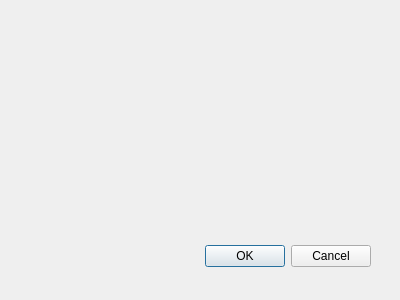
This is addcustomergui.ui in kakeAbdoulaye/qt_Project_Customer as Qt 5 draws it before an edit. The edited form follows.
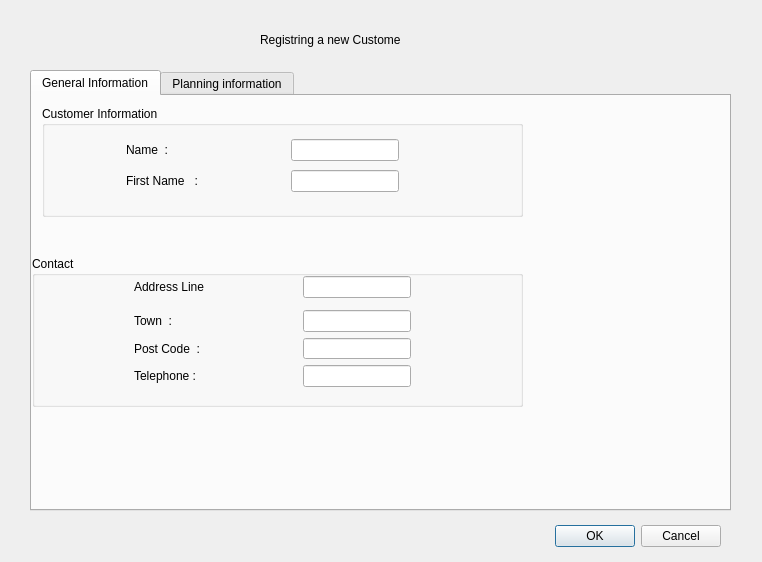
This is the edited form.

Patch:
```diff
--- a/addcustomergui.ui
+++ b/addcustomergui.ui
@@ -3,23 +3,47 @@
  <comment/>
  <exportmacro/>
  <class>AddCustomerGUI</class>
- <widget name="AddCustomerGUI" class="QDialog">
+ <widget class="QDialog" name="AddCustomerGUI">
+  <property name="windowModality">
+   <enum>Qt::WindowModal</enum>
+  </property>
+  <property name="enabled">
+   <bool>true</bool>
+  </property>
   <property name="geometry">
    <rect>
     <x>0</x>
     <y>0</y>
-    <width>400</width>
-    <height>300</height>
+    <width>762</width>
+    <height>562</height>
    </rect>
   </property>
+  <property name="sizePolicy">
+   <sizepolicy hsizetype="Preferred" vsizetype="Ignored">
+    <horstretch>0</horstretch>
+    <verstretch>0</verstretch>
+   </sizepolicy>
+  </property>
+  <property name="focusPolicy">
+   <enum>Qt::StrongFocus</enum>
+  </property>
+  <property name="acceptDrops">
+   <bool>false</bool>
+  </property>
   <property name="windowTitle">
    <string>Dialog</string>
   </property>
-  <widget name="buttonBox" class="QDialogButtonBox">
+  <property name="sizeGripEnabled">
+   <bool>false</bool>
+  </property>
+  <property name="modal">
+   <bool>true</bool>
+  </property>
+  <widget class="QDialogButtonBox" name="buttonBox">
    <property name="geometry">
     <rect>
-     <x>30</x>
-     <y>240</y>
+     <x>380</x>
+     <y>520</y>
      <width>341</width>
      <height>32</height>
     </rect>
@@ -31,6 +55,733 @@
     <set>QDialogButtonBox::Cancel|QDialogButtonBox::Ok</set>
    </property>
   </widget>
+  <widget class="QLabel" name="labelAddCustomer">
+   <property name="geometry">
+    <rect>
+     <x>260</x>
+     <y>30</y>
+     <width>141</width>
+     <height>20</height>
+    </rect>
+   </property>
+   <property name="text">
+    <string>Registring a new Customer</string>
+   </property>
+  </widget>
+  <widget class="QTabWidget" name="tabInformation">
+   <property name="geometry">
+    <rect>
+     <x>30</x>
+     <y>70</y>
+     <width>701</width>
+     <height>441</height>
+    </rect>
+   </property>
+   <property name="autoFillBackground">
+    <bool>true</bool>
+   </property>
+   <property name="tabPosition">
+    <enum>QTabWidget::North</enum>
+   </property>
+   <property name="currentIndex">
+    <number>0</number>
+   </property>
+   <property name="tabBarAutoHide">
+    <bool>false</bool>
+   </property>
+   <widget class="QWidget" name="widgetGeneralInformmation">
+    <attribute name="title">
+     <string>General Information</string>
+    </attribute>
+    <widget class="QGroupBox" name="groupBoxCustomerInformation">
+     <property name="geometry">
+      <rect>
+       <x>10</x>
+       <y>10</y>
+       <width>481</width>
+       <height>111</height>
+      </rect>
+     </property>
+     <property name="title">
+      <string>Customer Information </string>
+     </property>
+     <widget class="QWidget" name="">
+      <property name="geometry">
+       <rect>
+        <x>0</x>
+        <y>30</y>
+        <width>441</width>
+        <height>61</height>
+       </rect>
+      </property>
+      <layout class="QGridLayout" name="gridLayout_19">
+       <item row="0" column="0">
+        <spacer name="horizontalSpacer_87">
+         <property name="orientation">
+          <enum>Qt::Horizontal</enum>
+         </property>
+         <property name="sizeHint" stdset="0">
+          <size>
+           <width>40</width>
+           <height>20</height>
+          </size>
+         </property>
+        </spacer>
+       </item>
+       <item row="0" column="1">
+        <widget class="QLabel" name="labelName">
+         <property name="text">
+          <string>Name  :</string>
+         </property>
+         <property name="buddy">
+          <cstring></cstring>
+         </property>
+        </widget>
+       </item>
+       <item row="0" column="2">
+        <spacer name="horizontalSpacer_88">
+         <property name="orientation">
+          <enum>Qt::Horizontal</enum>
+         </property>
+         <property name="sizeHint" stdset="0">
+          <size>
+           <width>40</width>
+           <height>20</height>
+          </size>
+         </property>
+        </spacer>
+       </item>
+       <item row="0" column="3">
+        <widget class="QLineEdit" name="lineEditName">
+         <property name="inputMethodHints">
+          <set>Qt::ImhPreferUppercase|Qt::ImhUppercaseOnly</set>
+         </property>
+         <property name="echoMode">
+          <enum>QLineEdit::Normal</enum>
+         </property>
+        </widget>
+       </item>
+       <item row="0" column="4">
+        <spacer name="horizontalSpacer_89">
+         <property name="orientation">
+          <enum>Qt::Horizontal</enum>
+         </property>
+         <property name="sizeHint" stdset="0">
+          <size>
+           <width>40</width>
+           <height>20</height>
+          </size>
+         </property>
+        </spacer>
+       </item>
+       <item row="1" column="0">
+        <spacer name="horizontalSpacer_84">
+         <property name="orientation">
+          <enum>Qt::Horizontal</enum>
+         </property>
+         <property name="sizeHint" stdset="0">
+          <size>
+           <width>40</width>
+           <height>20</height>
+          </size>
+         </property>
+        </spacer>
+       </item>
+       <item row="1" column="1">
+        <widget class="QLabel" name="labelFistName">
+         <property name="text">
+          <string>First Name   : </string>
+         </property>
+        </widget>
+       </item>
+       <item row="1" column="2">
+        <spacer name="horizontalSpacer_85">
+         <property name="orientation">
+          <enum>Qt::Horizontal</enum>
+         </property>
+         <property name="sizeHint" stdset="0">
+          <size>
+           <width>18</width>
+           <height>20</height>
+          </size>
+         </property>
+        </spacer>
+       </item>
+       <item row="1" column="3">
+        <widget class="QLineEdit" name="lineEditFirstName"/>
+       </item>
+       <item row="1" column="4">
+        <spacer name="horizontalSpacer_86">
+         <property name="orientation">
+          <enum>Qt::Horizontal</enum>
+         </property>
+         <property name="sizeHint" stdset="0">
+          <size>
+           <width>58</width>
+           <height>20</height>
+          </size>
+         </property>
+        </spacer>
+       </item>
+      </layout>
+     </widget>
+    </widget>
+    <widget class="QGroupBox" name="groupBoxContact">
+     <property name="geometry">
+      <rect>
+       <x>0</x>
+       <y>160</y>
+       <width>491</width>
+       <height>151</height>
+      </rect>
+     </property>
+     <property name="title">
+      <string>Contact</string>
+     </property>
+     <widget class="QWidget" name="">
+      <property name="geometry">
+       <rect>
+        <x>10</x>
+        <y>20</y>
+        <width>461</width>
+        <height>111</height>
+       </rect>
+      </property>
+      <layout class="QGridLayout" name="gridLayout_20">
+       <item row="0" column="0" rowspan="2">
+        <spacer name="horizontalSpacer_90">
+         <property name="orientation">
+          <enum>Qt::Horizontal</enum>
+         </property>
+         <property name="sizeHint" stdset="0">
+          <size>
+           <width>40</width>
+           <height>20</height>
+          </size>
+         </property>
+        </spacer>
+       </item>
+       <item row="0" column="1">
+        <widget class="QLabel" name="labelAddress">
+         <property name="text">
+          <string>Address Line</string>
+         </property>
+        </widget>
+       </item>
+       <item row="0" column="2" rowspan="2">
+        <spacer name="horizontalSpacer_94">
+         <property name="orientation">
+          <enum>Qt::Horizontal</enum>
+         </property>
+         <property name="sizeHint" stdset="0">
+          <size>
+           <width>40</width>
+           <height>20</height>
+          </size>
+         </property>
+        </spacer>
+       </item>
+       <item row="0" column="3">
+        <widget class="QLineEdit" name="lineEditAddress"/>
+       </item>
+       <item row="0" column="4">
+        <spacer name="horizontalSpacer_96">
+         <property name="orientation">
+          <enum>Qt::Horizontal</enum>
+         </property>
+         <property name="sizeHint" stdset="0">
+          <size>
+           <width>40</width>
+           <height>20</height>
+          </size>
+         </property>
+        </spacer>
+       </item>
+       <item row="1" column="4" rowspan="2">
+        <spacer name="horizontalSpacer_98">
+         <property name="orientation">
+          <enum>Qt::Horizontal</enum>
+         </property>
+         <property name="sizeHint" stdset="0">
+          <size>
+           <width>40</width>
+           <height>20</height>
+          </size>
+         </property>
+        </spacer>
+       </item>
+       <item row="2" column="0">
+        <spacer name="horizontalSpacer_91">
+         <property name="orientation">
+          <enum>Qt::Horizontal</enum>
+         </property>
+         <property name="sizeHint" stdset="0">
+          <size>
+           <width>40</width>
+           <height>20</height>
+          </size>
+         </property>
+        </spacer>
+       </item>
+       <item row="2" column="1">
+        <widget class="QLabel" name="labelTown">
+         <property name="text">
+          <string>Town  : </string>
+         </property>
+        </widget>
+       </item>
+       <item row="2" column="2">
+        <spacer name="horizontalSpacer_97">
+         <property name="orientation">
+          <enum>Qt::Horizontal</enum>
+         </property>
+         <property name="sizeHint" stdset="0">
+          <size>
+           <width>40</width>
+           <height>20</height>
+          </size>
+         </property>
+        </spacer>
+       </item>
+       <item row="2" column="3">
+        <widget class="QLineEdit" name="lineEditTown"/>
+       </item>
+       <item row="3" column="0">
+        <spacer name="horizontalSpacer_92">
+         <property name="orientation">
+          <enum>Qt::Horizontal</enum>
+         </property>
+         <property name="sizeHint" stdset="0">
+          <size>
+           <width>40</width>
+           <height>20</height>
+          </size>
+         </property>
+        </spacer>
+       </item>
+       <item row="3" column="1">
+        <widget class="QLabel" name="labelPostCode">
+         <property name="text">
+          <string>Post Code  : </string>
+         </property>
+        </widget>
+       </item>
+       <item row="3" column="2">
+        <spacer name="horizontalSpacer_99">
+         <property name="orientation">
+          <enum>Qt::Horizontal</enum>
+         </property>
+         <property name="sizeHint" stdset="0">
+          <size>
+           <width>40</width>
+           <height>20</height>
+          </size>
+         </property>
+        </spacer>
+       </item>
+       <item row="3" column="3">
+        <widget class="QLineEdit" name="lineEditPostCode"/>
+       </item>
+       <item row="3" column="4">
+        <spacer name="horizontalSpacer_95">
+         <property name="orientation">
+          <enum>Qt::Horizontal</enum>
+         </property>
+         <property name="sizeHint" stdset="0">
+          <size>
+           <width>40</width>
+           <height>20</height>
+          </size>
+         </property>
+        </spacer>
+       </item>
+       <item row="4" column="0">
+        <spacer name="horizontalSpacer_93">
+         <property name="orientation">
+          <enum>Qt::Horizontal</enum>
+         </property>
+         <property name="sizeHint" stdset="0">
+          <size>
+           <width>40</width>
+           <height>20</height>
+          </size>
+         </property>
+        </spacer>
+       </item>
+       <item row="4" column="1">
+        <widget class="QLabel" name="labelTelephone">
+         <property name="text">
+          <string>Telephone : </string>
+         </property>
+        </widget>
+       </item>
+       <item row="4" column="2">
+        <spacer name="horizontalSpacer_101">
+         <property name="orientation">
+          <enum>Qt::Horizontal</enum>
+         </property>
+         <property name="sizeHint" stdset="0">
+          <size>
+           <width>40</width>
+           <height>20</height>
+          </size>
+         </property>
+        </spacer>
+       </item>
+       <item row="4" column="3">
+        <widget class="QLineEdit" name="lineEditTelephone"/>
+       </item>
+       <item row="4" column="4">
+        <spacer name="horizontalSpacer_100">
+         <property name="orientation">
+          <enum>Qt::Horizontal</enum>
+         </property>
+         <property name="sizeHint" stdset="0">
+          <size>
+           <width>40</width>
+           <height>20</height>
+          </size>
+         </property>
+        </spacer>
+       </item>
+      </layout>
+     </widget>
+    </widget>
+   </widget>
+   <widget class="QWidget" name="WidgetPlanning">
+    <attribute name="title">
+     <string>Planning information</string>
+    </attribute>
+    <widget class="QGroupBox" name="groupBoxPlanning">
+     <property name="geometry">
+      <rect>
+       <x>20</x>
+       <y>20</y>
+       <width>651</width>
+       <height>381</height>
+      </rect>
+     </property>
+     <property name="title">
+      <string>Planning</string>
+     </property>
+     <widget class="QScrollArea" name="scrollAreaCommentary">
+      <property name="geometry">
+       <rect>
+        <x>190</x>
+        <y>200</y>
+        <width>391</width>
+        <height>161</height>
+       </rect>
+      </property>
+      <property name="widgetResizable">
+       <bool>true</bool>
+      </property>
+      <widget class="QWidget" name="scrollAreaWidgetContents_4">
+       <property name="geometry">
+        <rect>
+         <x>0</x>
+         <y>0</y>
+         <width>389</width>
+         <height>159</height>
+        </rect>
+       </property>
+       <layout class="QGridLayout" name="gridLayout_10">
+        <item row="0" column="0">
+         <widget class="QTextEdit" name="textEditCommentary"/>
+        </item>
+       </layout>
+      </widget>
+     </widget>
+     <widget class="QWidget" name="layoutWidget_10">
+      <property name="geometry">
+       <rect>
+        <x>0</x>
+        <y>20</y>
+        <width>561</width>
+        <height>41</height>
+       </rect>
+      </property>
+      <layout class="QHBoxLayout" name="horizontalLayout_4">
+       <item>
+        <spacer name="horizontalSpacer_35">
+         <property name="orientation">
+          <enum>Qt::Horizontal</enum>
+         </property>
+         <property name="sizeHint" stdset="0">
+          <size>
+           <width>40</width>
+           <height>20</height>
+          </size>
+         </property>
+        </spacer>
+       </item>
+       <item>
+        <widget class="QLabel" name="labelDate">
+         <property name="text">
+          <string>Date  </string>
+         </property>
+        </widget>
+       </item>
+       <item>
+        <spacer name="horizontalSpacer_36">
+         <property name="orientation">
+          <enum>Qt::Horizontal</enum>
+         </property>
+         <property name="sizeHint" stdset="0">
+          <size>
+           <width>38</width>
+           <height>20</height>
+          </size>
+         </property>
+        </spacer>
+       </item>
+       <item>
+        <widget class="QDateEdit" name="dateEditDateRendezVous">
+         <property name="displayFormat">
+          <string>yyyy-MM-dd</string>
+         </property>
+         <property name="calendarPopup">
+          <bool>true</bool>
+         </property>
+        </widget>
+       </item>
+       <item>
+        <spacer name="horizontalSpacer_37">
+         <property name="orientation">
+          <enum>Qt::Horizontal</enum>
+         </property>
+         <property name="sizeHint" stdset="0">
+          <size>
+           <width>58</width>
+           <height>20</height>
+          </size>
+         </property>
+        </spacer>
+       </item>
+       <item>
+        <widget class="QLabel" name="labelDuration">
+         <property name="text">
+          <string>Duration </string>
+         </property>
+        </widget>
+       </item>
+       <item>
+        <spacer name="horizontalSpacer_38">
+         <property name="orientation">
+          <enum>Qt::Horizontal</enum>
+         </property>
+         <property name="sizeHint" stdset="0">
+          <size>
+           <width>48</width>
+           <height>20</height>
+          </size>
+         </property>
+        </spacer>
+       </item>
+       <item>
+        <widget class="QTimeEdit" name="timeEditDuration">
+         <property name="maximumTime">
+          <time>
+           <hour>22</hour>
+           <minute>59</minute>
+           <second>59</second>
+          </time>
+         </property>
+         <property name="displayFormat">
+          <string>HH:mm</string>
+         </property>
+         <property name="time">
+          <time>
+           <hour>1</hour>
+           <minute>0</minute>
+           <second>0</second>
+          </time>
+         </property>
+        </widget>
+       </item>
+       <item>
+        <spacer name="horizontalSpacer_39">
+         <property name="orientation">
+          <enum>Qt::Horizontal</enum>
+         </property>
+         <property name="sizeHint" stdset="0">
+          <size>
+           <width>28</width>
+           <height>20</height>
+          </size>
+         </property>
+        </spacer>
+       </item>
+      </layout>
+     </widget>
+     <widget class="QWidget" name="layoutWidget_12">
+      <property name="geometry">
+       <rect>
+        <x>0</x>
+        <y>160</y>
+        <width>561</width>
+        <height>31</height>
+       </rect>
+      </property>
+      <layout class="QGridLayout" name="gridLayout_12">
+       <item row="0" column="1">
+        <widget class="QLabel" name="labelCommentary">
+         <property name="text">
+          <string>Commentary</string>
+         </property>
+        </widget>
+       </item>
+       <item row="0" column="2">
+        <spacer name="horizontalSpacer_43">
+         <property name="orientation">
+          <enum>Qt::Horizontal</enum>
+         </property>
+         <property name="sizeHint" stdset="0">
+          <size>
+           <width>458</width>
+           <height>20</height>
+          </size>
+         </property>
+        </spacer>
+       </item>
+       <item row="0" column="0">
+        <spacer name="horizontalSpacer_44">
+         <property name="orientation">
+          <enum>Qt::Horizontal</enum>
+         </property>
+         <property name="sizeHint" stdset="0">
+          <size>
+           <width>68</width>
+           <height>20</height>
+          </size>
+         </property>
+        </spacer>
+       </item>
+      </layout>
+     </widget>
+     <widget class="QWidget" name="">
+      <property name="geometry">
+       <rect>
+        <x>1</x>
+        <y>90</y>
+        <width>571</width>
+        <height>31</height>
+       </rect>
+      </property>
+      <layout class="QGridLayout" name="gridLayout_18">
+       <item row="0" column="0">
+        <spacer name="horizontalSpacer_40">
+         <property name="orientation">
+          <enum>Qt::Horizontal</enum>
+         </property>
+         <property name="sizeHint" stdset="0">
+          <size>
+           <width>58</width>
+           <height>20</height>
+          </size>
+         </property>
+        </spacer>
+       </item>
+       <item row="0" column="1">
+        <widget class="QLabel" name="labelPriority">
+         <property name="text">
+          <string>Priority</string>
+         </property>
+         <property name="indent">
+          <number>0</number>
+         </property>
+        </widget>
+       </item>
+       <item row="0" column="2">
+        <spacer name="horizontalSpacer_41">
+         <property name="orientation">
+          <enum>Qt::Horizontal</enum>
+         </property>
+         <property name="sizeHint" stdset="0">
+          <size>
+           <width>40</width>
+           <height>20</height>
+          </size>
+         </property>
+        </spacer>
+       </item>
+       <item row="0" column="3">
+        <widget class="QSpinBox" name="spinBoxPriority">
+         <property name="minimum">
+          <number>1</number>
+         </property>
+         <property name="maximum">
+          <number>5</number>
+         </property>
+        </widget>
+       </item>
+       <item row="0" column="4">
+        <spacer name="horizontalSpacer_56">
+         <property name="orientation">
+          <enum>Qt::Horizontal</enum>
+         </property>
+         <property name="sizeHint" stdset="0">
+          <size>
+           <width>40</width>
+           <height>20</height>
+          </size>
+         </property>
+        </spacer>
+       </item>
+       <item row="0" column="5">
+        <widget class="QLabel" name="labelListResources">
+         <property name="text">
+          <string>List of Resources</string>
+         </property>
+        </widget>
+       </item>
+       <item row="0" column="6">
+        <spacer name="horizontalSpacer_57">
+         <property name="orientation">
+          <enum>Qt::Horizontal</enum>
+         </property>
+         <property name="sizeHint" stdset="0">
+          <size>
+           <width>40</width>
+           <height>20</height>
+          </size>
+         </property>
+        </spacer>
+       </item>
+       <item row="0" column="7">
+        <widget class="QComboBox" name="comboBoxlistResource">
+         <property name="maxVisibleItems">
+          <number>10</number>
+         </property>
+         <property name="insertPolicy">
+          <enum>QComboBox::NoInsert</enum>
+         </property>
+         <property name="sizeAdjustPolicy">
+          <enum>QComboBox::AdjustToContents</enum>
+         </property>
+         <property name="modelColumn">
+          <number>1</number>
+         </property>
+        </widget>
+       </item>
+       <item row="0" column="8">
+        <spacer name="horizontalSpacer_42">
+         <property name="orientation">
+          <enum>Qt::Horizontal</enum>
+         </property>
+         <property name="sizeHint" stdset="0">
+          <size>
+           <width>88</width>
+           <height>20</height>
+          </size>
+         </property>
+        </spacer>
+       </item>
+      </layout>
+     </widget>
+    </widget>
+   </widget>
+  </widget>
  </widget>
  <pixmapfunction/>
  <resources/>
```
Left out of the diff: 37 changed lines with no effect on the pictures.
